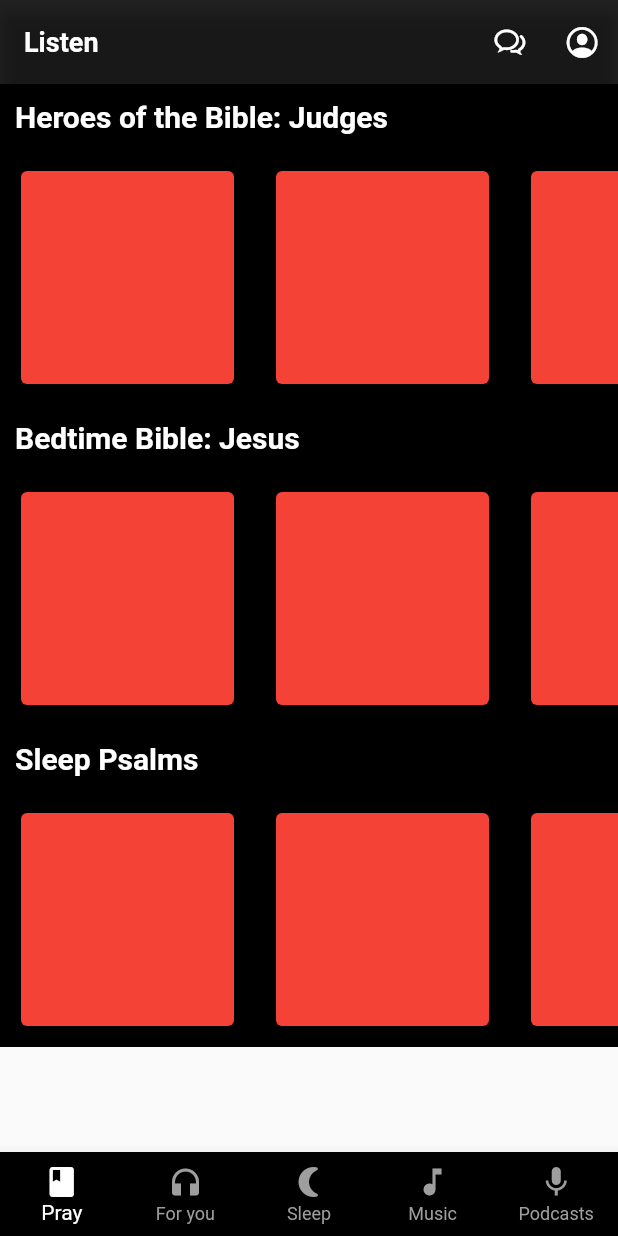
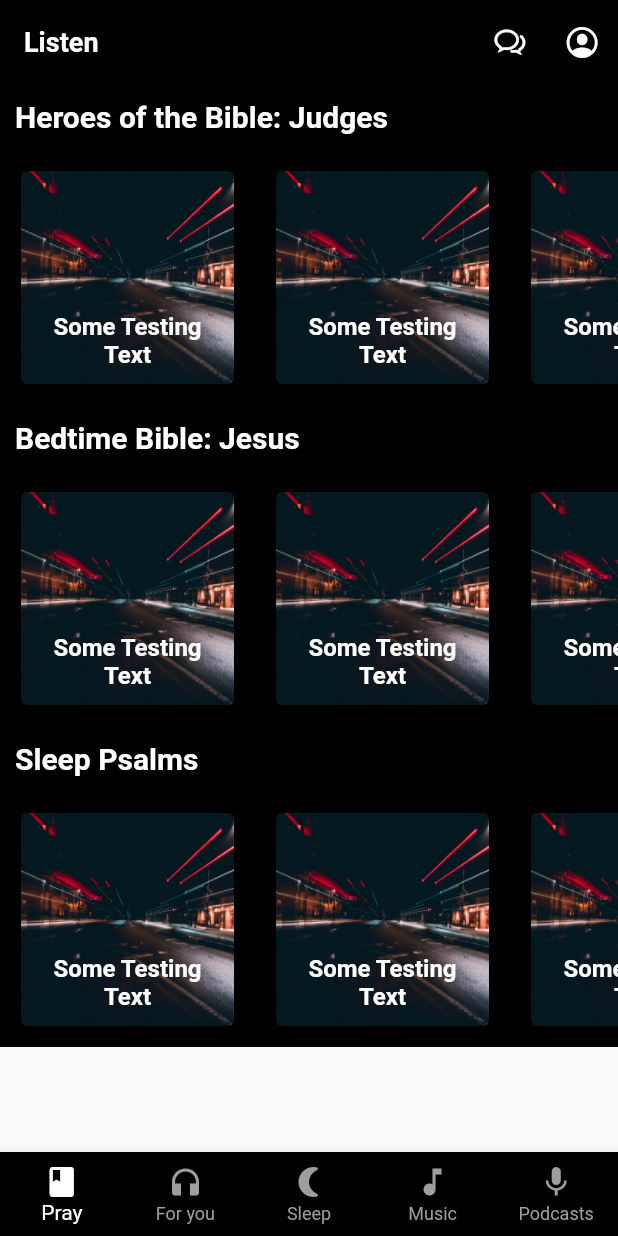
Before and after one commit to Igbana/pray_practice, a Flutter app: the screen it shows after launch, on a phone screen of 412 x 824 dp. Run offline on Flutter 3.47's test engine with Material 2 defaults, Android fonts, the phone set to English and light mode, and no system bars.

Commit message:
Done with the Images and text over images

```diff
--- a/lib/main.dart
+++ b/lib/main.dart
@@ -19,7 +19,7 @@ class _HomeState extends State<Home> {
   Widget build(BuildContext context) {
     return Scaffold(
       appBar: AppBar(
-        backgroundColor: Colors.black87,
+        backgroundColor: Colors.black,
         title: const Text(
           "Listen",
           style: TextStyle(
@@ -170,14 +170,35 @@ class MyCard extends StatefulWidget {
 class _MyCardState extends State<MyCard> {
   @override
   Widget build(BuildContext context) {
-    return const Padding(
-      padding: EdgeInsets.all(10.0),
+    return Padding(
+      padding: const EdgeInsets.all(10.0),
       child: SizedBox(
         height: 150,
         width: 150,
         child: Card(
-          color: Colors.red,
-          //child: Image(image: , width: 20, height: 20,),
+          semanticContainer: true,
+          clipBehavior: Clip.antiAliasWithSaveLayer,
+          child: Container(
+            decoration: const BoxDecoration(
+              image: DecorationImage(
+                image: AssetImage('images/img.jpg'),
+                fit: BoxFit.fill,
+              ),
+            ),
+            child: const Padding(
+              padding: EdgeInsets.all(10),
+              child: Align(
+                alignment: Alignment.bottomCenter,
+                  child: Text(
+                    "Some Testing Text",
+                    textAlign: TextAlign.center,
+                    style: TextStyle(
+                    fontWeight: FontWeight.bold,
+                    fontSize: 16,
+                    color: Colors.white,
+                  ),)),
+            ),
+          ),
         ),
       ),
     );
```
Also changed, not shown: pubspec.yaml (+4 -5 lines), images/img.jpg (added).
